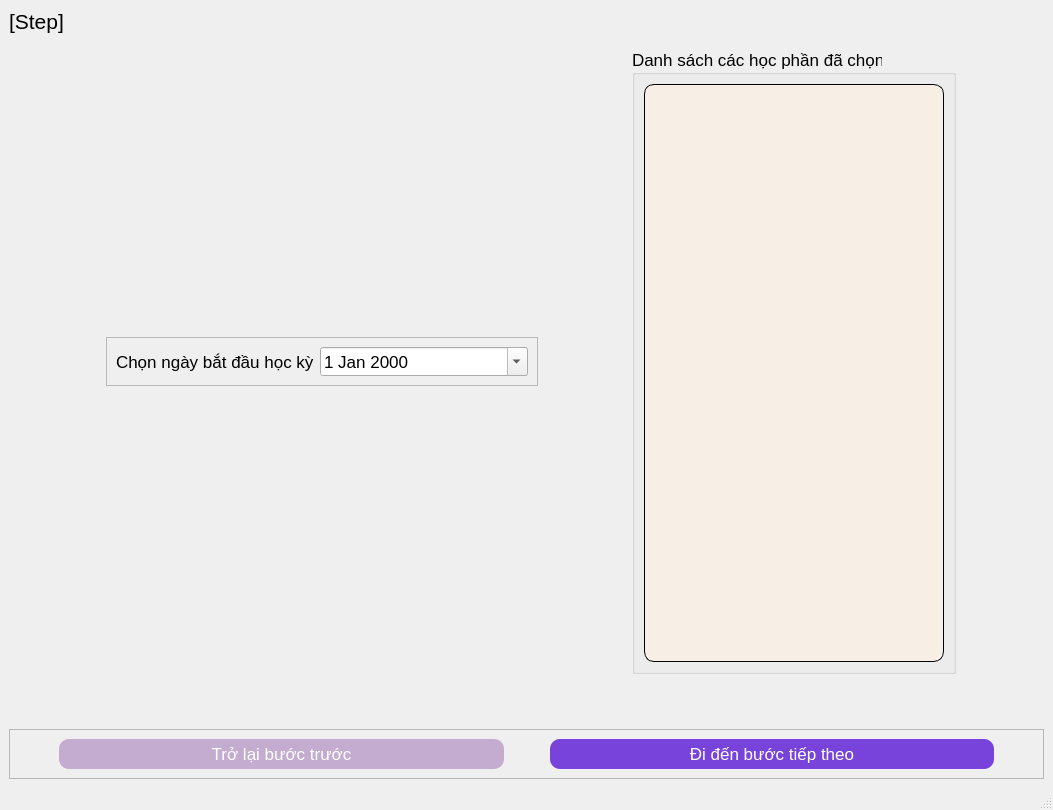
Qt form ui_design/main.ui (Zeann3th/Timetable_Sorting) before a commit.
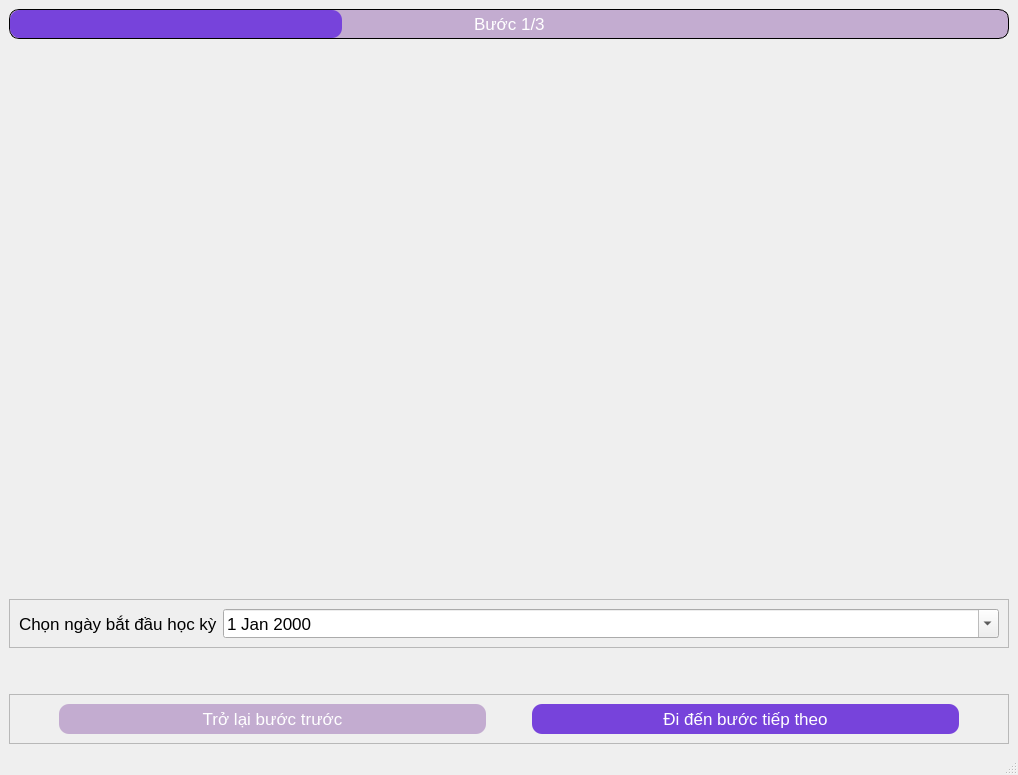
The same form after that commit. The open tabs and pages were chosen to show the change. Icons and pictures are not drawn.

Commit message: Adding more UI elements (can be tested in `ui_package/test_components.py`) Add JSON-based theme settings for apps

The edit to the form file:
```diff
--- a/ui_design/main.ui
+++ b/ui_design/main.ui
@@ -6,8 +6,8 @@
    <rect>
     <x>0</x>
     <y>0</y>
-    <width>1053</width>
-    <height>810</height>
+    <width>1018</width>
+    <height>775</height>
    </rect>
   </property>
   <property name="windowTitle">
@@ -24,14 +24,38 @@
   <widget class="QWidget" name="centralwidget">
    <layout class="QVBoxLayout" name="verticalLayout_9">
     <item>
-     <widget class="QLabel" name="label_7">
+     <widget class="QProgressBar" name="progressBar">
       <property name="font">
        <font>
-        <pointsize>16</pointsize>
+        <pointsize>13</pointsize>
        </font>
       </property>
-      <property name="text">
-       <string>[Step]</string>
+      <property name="styleSheet">
+       <string notr="true">QProgressBar{
+	border: 1px solid black;
+	border-radius: 10px;
+	text-align: center;
+	background: #C3ACD0;
+	color: white;
+}
+QProgressBar::chunk{
+	background: #7743DB;
+	border-radius: 10px;
+}
+
+</string>
+      </property>
+      <property name="maximum">
+       <number>3</number>
+      </property>
+      <property name="value">
+       <number>1</number>
+      </property>
+      <property name="textDirection">
+       <enum>QProgressBar::TopToBottom</enum>
+      </property>
+      <property name="format">
+       <string>Bước %v/3</string>
       </property>
      </widget>
     </item>
@@ -811,173 +835,7 @@
        </layout>
       </widget>
       <widget class="QWidget" name="page_3">
-       <layout class="QHBoxLayout" name="horizontalLayout_4">
-        <item>
-         <widget class="QFrame" name="frame_4">
-          <property name="maximumSize">
-           <size>
-            <width>450</width>
-            <height>16777215</height>
-           </size>
-          </property>
-          <property name="font">
-           <font>
-            <pointsize>13</pointsize>
-           </font>
-          </property>
-          <property name="mouseTracking">
-           <bool>true</bool>
-          </property>
-          <property name="tabletTracking">
-           <bool>true</bool>
-          </property>
-          <property name="frameShape">
-           <enum>QFrame::NoFrame</enum>
-          </property>
-          <property name="frameShadow">
-           <enum>QFrame::Plain</enum>
-          </property>
-          <layout class="QVBoxLayout" name="verticalLayout">
-           <item>
-            <widget class="QFrame" name="frame_2">
-             <property name="sizePolicy">
-              <sizepolicy hsizetype="Preferred" vsizetype="Fixed">
-               <horstretch>0</horstretch>
-               <verstretch>0</verstretch>
-              </sizepolicy>
-             </property>
-             <property name="font">
-              <font>
-               <pointsize>13</pointsize>
-              </font>
-             </property>
-             <property name="frameShape">
-              <enum>QFrame::StyledPanel</enum>
-             </property>
-             <property name="frameShadow">
-              <enum>QFrame::Raised</enum>
-             </property>
-             <layout class="QFormLayout" name="formLayout_4">
-              <item row="0" column="0">
-               <widget class="QLabel" name="label_3">
-                <property name="font">
-                 <font>
-                  <pointsize>13</pointsize>
-                 </font>
-                </property>
-                <property name="text">
-                 <string>Chọn ngày bắt đầu học kỳ</string>
-                </property>
-               </widget>
-              </item>
-              <item row="0" column="1">
-               <widget class="QDateEdit" name="dateEdit">
-                <property name="font">
-                 <font>
-                  <pointsize>13</pointsize>
-                 </font>
-                </property>
-                <property name="styleSheet">
-                 <string notr="true">QDateEdit{
-	padding: 5px;
-	border-radius: 10px;
-	background: #F7EFE5;
-	border: 1px solid black;
-}
-
-QDateEdit::drop-down{
-	subcontrol-origin: border;
-    subcontrol-position: right;
-	width: 20px;
-	border-top-right-radius: 10px;
-	border-top-left-radius: 10px;
-}
-
-QDateEdit::down-arrow{
-	image: url(&quot;C:/Users/quang_mkkjeym/PycharmProjects/\Timetable_Sorting/icons/down-arrow.png&quot;);
-}</string>
-                </property>
-                <property name="readOnly">
-                 <bool>false</bool>
-                </property>
-                <property name="buttonSymbols">
-                 <enum>QAbstractSpinBox::UpDownArrows</enum>
-                </property>
-                <property name="accelerated">
-                 <bool>false</bool>
-                </property>
-                <property name="showGroupSeparator" stdset="0">
-                 <bool>true</bool>
-                </property>
-                <property name="calendarPopup">
-                 <bool>true</bool>
-                </property>
-               </widget>
-              </item>
-             </layout>
-            </widget>
-           </item>
-          </layout>
-         </widget>
-        </item>
-        <item>
-         <widget class="QGroupBox" name="groupBox_9">
-          <property name="sizePolicy">
-           <sizepolicy hsizetype="Fixed" vsizetype="Preferred">
-            <horstretch>0</horstretch>
-            <verstretch>0</verstretch>
-           </sizepolicy>
-          </property>
-          <property name="font">
-           <font>
-            <pointsize>13</pointsize>
-           </font>
-          </property>
-          <property name="title">
-           <string>Danh sách các học phần đã chọn</string>
-          </property>
-          <property name="flat">
-           <bool>true</bool>
-          </property>
-          <layout class="QVBoxLayout" name="verticalLayout_18">
-           <item>
-            <widget class="QListView" name="chosen_subjects_4">
-             <property name="minimumSize">
-              <size>
-               <width>300</width>
-               <height>0</height>
-              </size>
-             </property>
-             <property name="maximumSize">
-              <size>
-               <width>300</width>
-               <height>16777215</height>
-              </size>
-             </property>
-             <property name="font">
-              <font>
-               <pointsize>13</pointsize>
-              </font>
-             </property>
-             <property name="styleSheet">
-              <string notr="true">QListView{
-	background-color: #F7EFE5;
-	border-radius: 10px;
-	border: 1px solid black;
-}</string>
-             </property>
-             <property name="frameShape">
-              <enum>QFrame::NoFrame</enum>
-             </property>
-             <property name="frameShadow">
-              <enum>QFrame::Plain</enum>
-             </property>
-            </widget>
-           </item>
-          </layout>
-         </widget>
-        </item>
-       </layout>
+       <layout class="QHBoxLayout" name="horizontalLayout_4"/>
       </widget>
       <widget class="QWidget" name="page_4">
        <layout class="QHBoxLayout" name="horizontalLayout_5">
@@ -1174,6 +1032,85 @@
       </widget>
      </widget>
     </item>
+    <item>
+     <widget class="QFrame" name="frame_2">
+      <property name="sizePolicy">
+       <sizepolicy hsizetype="Preferred" vsizetype="Fixed">
+        <horstretch>0</horstretch>
+        <verstretch>0</verstretch>
+       </sizepolicy>
+      </property>
+      <property name="font">
+       <font>
+        <pointsize>13</pointsize>
+       </font>
+      </property>
+      <property name="frameShape">
+       <enum>QFrame::StyledPanel</enum>
+      </property>
+      <property name="frameShadow">
+       <enum>QFrame::Raised</enum>
+      </property>
+      <layout class="QFormLayout" name="formLayout_4">
+       <item row="2" column="0">
+        <widget class="QLabel" name="label_3">
+         <property name="font">
+          <font>
+           <pointsize>13</pointsize>
+          </font>
+         </property>
+         <property name="text">
+          <string>Chọn ngày bắt đầu học kỳ</string>
+         </property>
+        </widget>
+       </item>
+       <item row="2" column="1">
+        <widget class="QDateEdit" name="dateEdit">
+         <property name="font">
+          <font>
+           <pointsize>13</pointsize>
+          </font>
+         </property>
+         <property name="styleSheet">
+          <string notr="true">QDateEdit{
+	padding: 5px;
+	border-radius: 10px;
+	background: #F7EFE5;
+	border: 1px solid black;
+}
+
+QDateEdit::drop-down{
+	subcontrol-origin: border;
+    subcontrol-position: right;
+	width: 20px;
+	border-top-right-radius: 10px;
+	border-top-left-radius: 10px;
+}
+
+QDateEdit::down-arrow{
+	image: url(&quot;C:/Users/quang_mkkjeym/PycharmProjects/\Timetable_Sorting/icons/down-arrow.png&quot;);
+}</string>
+         </property>
+         <property name="readOnly">
+          <bool>false</bool>
+         </property>
+         <property name="buttonSymbols">
+          <enum>QAbstractSpinBox::UpDownArrows</enum>
+         </property>
+         <property name="accelerated">
+          <bool>false</bool>
+         </property>
+         <property name="showGroupSeparator" stdset="0">
+          <bool>true</bool>
+         </property>
+         <property name="calendarPopup">
+          <bool>true</bool>
+         </property>
+        </widget>
+       </item>
+      </layout>
+     </widget>
+    </item>
     <item>
      <spacer name="verticalSpacer_2">
       <property name="orientation">
```
Left out of the diff: 45 changed lines with no effect on the pictures. Lines whose indentation alone changed are shown as unchanged. The commit also changes 6 other files.
